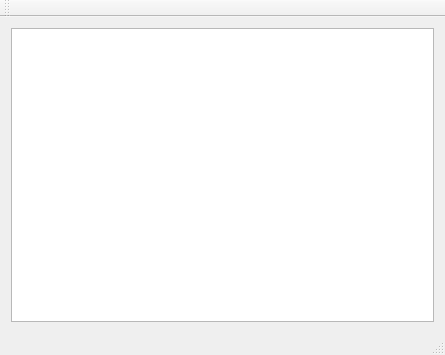
Qt form src/tools/extension_introspection/mainwindow.ui (PLLUG/sourceline) before a commit.
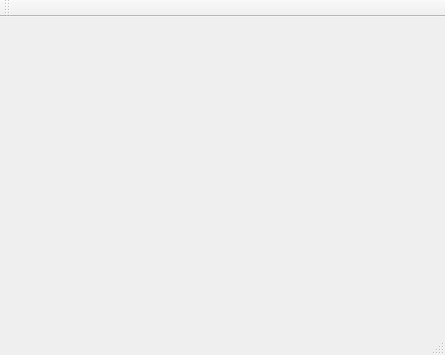
The same form after that commit.

What changed in the file:
```diff
--- a/src/tools/extension_introspection/mainwindow.ui
+++ b/src/tools/extension_introspection/mainwindow.ui
@@ -14,11 +14,7 @@
    <string>MainWindow</string>
   </property>
   <widget class="QWidget" name="centralWidget">
-   <layout class="QHBoxLayout" name="horizontalLayout">
-    <item>
-     <widget class="QTreeView" name="treeView"/>
-    </item>
-   </layout>
+   <layout class="QHBoxLayout" name="horizontalLayout"/>
   </widget>
   <widget class="QMenuBar" name="menuBar">
    <property name="geometry">
```
Left out of the diff: 2 changed lines with no effect on the pictures.
